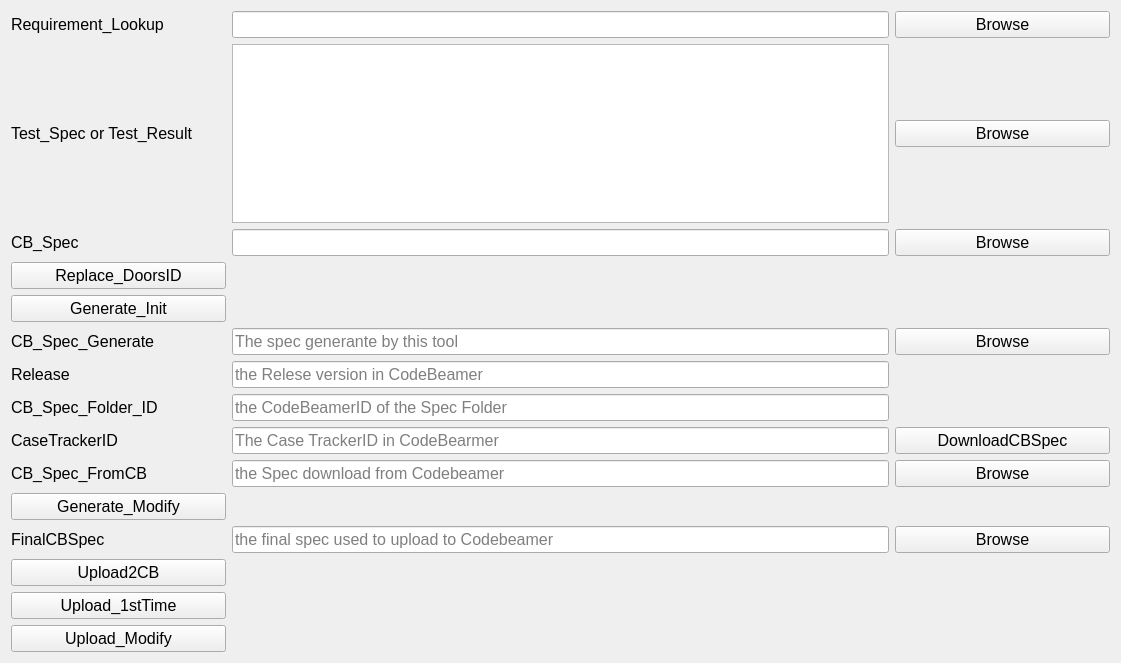
Above: CB_Spec_Tool/Ui_CB_Spec_Tool.ui from victoryang126/MiniTool_SWV before the change. Below: the same form after it.
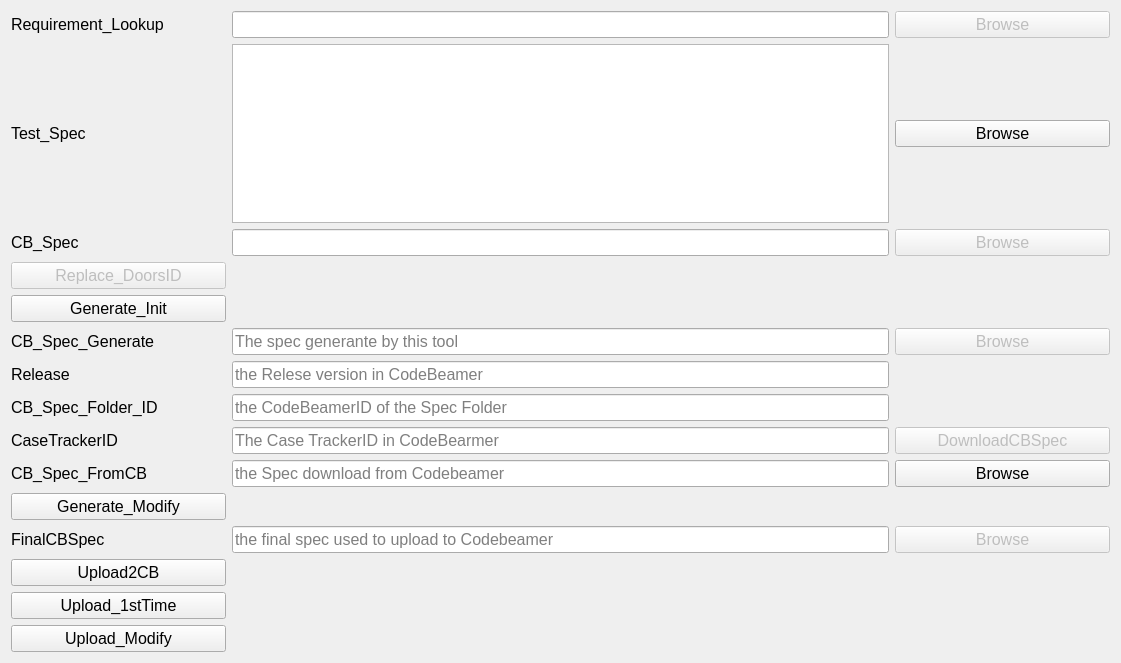
That is the form after the change.

The edit to the form file:
```diff
--- a/CB_Spec_Tool/Ui_CB_Spec_Tool.ui
+++ b/CB_Spec_Tool/Ui_CB_Spec_Tool.ui
@@ -72,6 +72,9 @@
    </item>
    <item row="3" column="0">
     <widget class="QPushButton" name="BT_Replace_DoosID">
+     <property name="enabled">
+      <bool>false</bool>
+     </property>
      <property name="font">
       <font>
        <pointsize>12</pointsize>
@@ -82,6 +85,12 @@
      <property name="text">
       <string>Replace_DoorsID</string>
      </property>
+     <property name="checkable">
+      <bool>false</bool>
+     </property>
+     <property name="checked">
+      <bool>false</bool>
+     </property>
     </widget>
    </item>
    <item row="5" column="1" colspan="3">
@@ -100,6 +109,9 @@
    </item>
    <item row="5" column="4">
     <widget class="QPushButton" name="BT_CB_Spec_Generate">
+     <property name="enabled">
+      <bool>false</bool>
+     </property>
      <property name="font">
       <font>
        <pointsize>12</pointsize>
@@ -125,6 +137,9 @@
    </item>
    <item row="11" column="4">
     <widget class="QPushButton" name="BT_FinalCBSpec">
+     <property name="enabled">
+      <bool>false</bool>
+     </property>
      <property name="font">
       <font>
        <pointsize>12</pointsize>
@@ -209,6 +224,9 @@
    </item>
    <item row="0" column="4">
     <widget class="QPushButton" name="BT_LookUp">
+     <property name="enabled">
+      <bool>false</bool>
+     </property>
      <property name="font">
       <font>
        <pointsize>12</pointsize>
@@ -219,6 +237,12 @@
      <property name="text">
       <string>Browse</string>
      </property>
+     <property name="checkable">
+      <bool>false</bool>
+     </property>
+     <property name="autoDefault">
+      <bool>false</bool>
+     </property>
     </widget>
    </item>
    <item row="6" column="1" colspan="3">
@@ -293,6 +317,9 @@
    </item>
    <item row="2" column="4">
     <widget class="QPushButton" name="BT_CB_Spec">
+     <property name="enabled">
+      <bool>false</bool>
+     </property>
      <property name="font">
       <font>
        <pointsize>12</pointsize>
@@ -315,7 +342,7 @@
       </font>
      </property>
      <property name="text">
-      <string>Test_Spec or Test_Result</string>
+      <string>Test_Spec</string>
      </property>
     </widget>
    </item>
@@ -430,6 +457,9 @@
    </item>
    <item row="8" column="4">
     <widget class="QPushButton" name="BT_DownloadCBSpec">
+     <property name="enabled">
+      <bool>false</bool>
+     </property>
      <property name="font">
       <font>
        <pointsize>12</pointsize>
```
Left out of the diff: 23 changed lines with no effect on the pictures.
